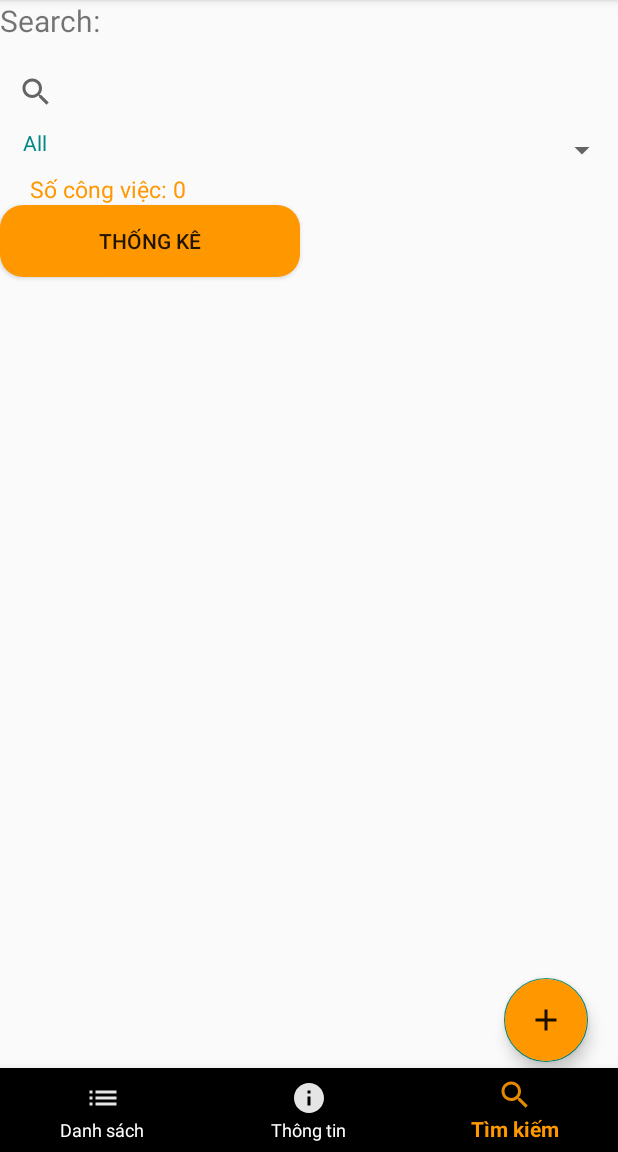
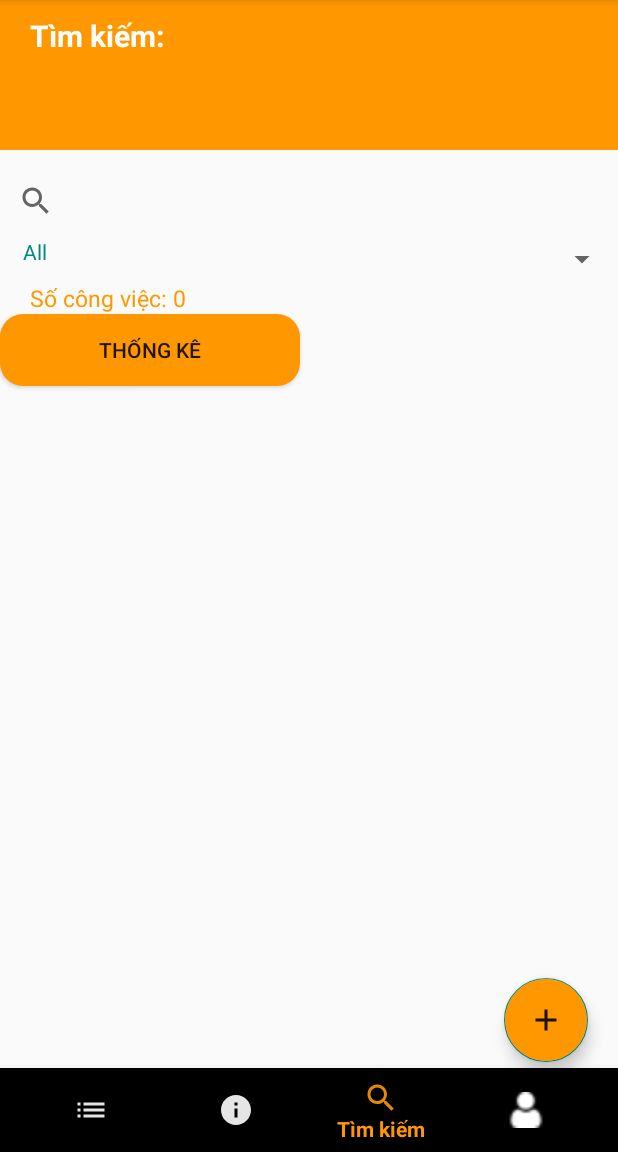
Before and after one commit to NguyenYenNhi15/TTCS_Final, an Android app: the MainActivity screen opened directly, with no data from a screen before it, item 3 of the bottom bar chosen, on a phone screen of 412 x 824 dp, the part 84-1236 px from its top. Run offline under Robolectric (Android 15) with nearby library versions, the light colour scheme and no system bars; 1 statement that could not run was skipped.

Commit message:
Initial commit

```diff
--- a/app/src/main/java/com/example/ttcs_final/Adapter/ViewPagerAdapter.java
+++ b/app/src/main/java/com/example/ttcs_final/Adapter/ViewPagerAdapter.java
@@ -19,20 +19,25 @@ public class ViewPagerAdapter extends FragmentStatePagerAdapter {
     @Override
     public Fragment getItem(int position) {
         switch (position) {
-            case 0: return new FragmentDanhSach();
-            case 1: return new FragmentThongTin();
-            case 2: return new FragmentSearch();
-//            case 3: return new FragmentProfile();
-            default: new FragmentDanhSach();
+            case 0:
+                return new FragmentDanhSach();
+            case 1:
+                return new FragmentThongTin();
+            case 2:
+                return new FragmentSearch();
+            case 3:
+                return new FragmentProfile();
+            default:
+                new FragmentDanhSach();
         }
         return null;
     }
 
     @Override
+    public int getCount() {
+        return 4;
+    }
 //    public int getCount() {
-//        return 4;
+//        return 3;
 //    }
-    public int getCount() {
-        return 3;
-    }
 }
--- a/app/src/main/java/com/example/ttcs_final/Fragment/FragmentProfile.java
+++ b/app/src/main/java/com/example/ttcs_final/Fragment/FragmentProfile.java
@@ -1,7 +1,10 @@
 package com.example.ttcs_final.Fragment;
 
+import android.content.Context;
 import android.content.Intent;
+import android.content.SharedPreferences;
 import android.os.Bundle;
+import android.util.Log;
 import android.view.LayoutInflater;
 import android.view.View;
 import android.view.ViewGroup;
@@ -27,7 +30,7 @@ import com.example.ttcs_final.UpdateDeleteActivity;
 
 import java.util.List;
 
-public class FragmentProfile extends Fragment implements RecycleViewAdapter.ItemListener{
+public class FragmentProfile extends Fragment implements RecycleViewAdapter.ItemListener {
     private ImageView imageView;
     private TextView uName, uEmail;
     private Button changePass, logout;
@@ -43,17 +46,25 @@ public class FragmentProfile extends Fragment implements RecycleViewAdapter.Item
     @Override
     public void onViewCreated(@NonNull View view, @Nullable Bundle savedInstanceState) {
         super.onViewCreated(view, savedInstanceState);
+        SharedPreferences sharedPreferences = getContext().getSharedPreferences("MyPref", Context.MODE_PRIVATE);
         db = new SQLHelper(getContext());
         imageView = view.findViewById(R.id.profile_picture);
         uName = view.findViewById(R.id.user_name);
         uEmail = view.findViewById(R.id.user_email);
         logout = view.findViewById(R.id.logout_button);
         changePass = view.findViewById(R.id.changepass_button);
+        String email = sharedPreferences.getString("email", "");
+        String password = sharedPreferences.getString("password", "");
+        Log.i("email, password", email + " " + password);
+        user = db.getUserByEmailAndPassword(email, password);
+        String username = user.getName();
+        Log.i("username", username);
         changePass.setOnClickListener(new View.OnClickListener() {
             @Override
             public void onClick(View view) {
                 Intent intent = new Intent(getActivity(), ChangePassWordActivity.class);
                 intent.putExtra("User", user);
+                Log.i("user", String.valueOf(user));
                 startActivity(intent);
             }
         });
@@ -65,14 +76,15 @@ public class FragmentProfile extends Fragment implements RecycleViewAdapter.Item
                 startActivity(intent);
             }
         });
-        uName.setText("Tên của bạn: "+ user.getName());
-        uEmail.setText("Email của bạn: "+user.getEmail());
+        uName.setText("Tên của bạn: " + username);
+        uEmail.setText("Email của bạn: " + email);
     }
 
     @Override
     public void onItemClick(View view, int position) {
 
     }
+
     @Override
     public void onResume() {
         super.onResume();
--- a/app/src/main/java/com/example/ttcs_final/MainActivity.java
+++ b/app/src/main/java/com/example/ttcs_final/MainActivity.java
@@ -17,6 +17,7 @@ import com.example.ttcs_final.Adapter.ViewPagerAdapter;
 import com.example.ttcs_final.Model.User;
 import com.google.android.material.bottomnavigation.BottomNavigationView;
 import com.google.android.material.floatingactionbutton.FloatingActionButton;
+
 public class MainActivity extends AppCompatActivity {
     private BottomNavigationView navigationView;
     private ViewPager viewPager;
@@ -47,16 +48,19 @@ public class MainActivity extends AppCompatActivity {
 
             @Override
             public void onPageSelected(int position) {
-                switch (position){
+                switch (position) {
                     case 0:
                         navigationView.getMenu().findItem(R.id.mHome).setChecked(true);
                         break;
-                    case 1: navigationView.getMenu().findItem(R.id.mThongtin).setChecked(true);
+                    case 1:
+                        navigationView.getMenu().findItem(R.id.mThongtin).setChecked(true);
                         break;
-                    case 2: navigationView.getMenu().findItem(R.id.mSearch).setChecked(true);
+                    case 2:
+                        navigationView.getMenu().findItem(R.id.mSearch).setChecked(true);
                         break;
-//                    case 3: navigationView.getMenu().findItem(R.id.mProfile).setChecked(true);
-//                        break;
+                    case 3:
+                        navigationView.getMenu().findItem(R.id.mProfile).setChecked(true);
+                        break;
                 }
 
             }
@@ -75,10 +79,9 @@ public class MainActivity extends AppCompatActivity {
                     viewPager.setCurrentItem(1);
                 } else if (item.getItemId() == R.id.mSearch) {
                     viewPager.setCurrentItem(2);
+                } else if (item.getItemId() == R.id.mProfile) {
+                    viewPager.setCurrentItem(3);
                 }
-//                else if (item.getItemId() == R.id.mProfile) {
-//                    viewPager.setCurrentItem(3);
-//                }
                 return true;
             }
         });
--- a/app/src/main/java/com/example/ttcs_final/MainActivityTablayout.java
+++ b/app/src/main/java/com/example/ttcs_final/MainActivityTablayout.java
@@ -26,7 +26,6 @@ public class MainActivityTablayout extends AppCompatActivity {
         tabLayout.getTabAt(0).setIcon(R.drawable.ic_list);
         tabLayout.getTabAt(1).setIcon(R.drawable.ic_info);
         tabLayout.getTabAt(2).setIcon(R.drawable.ic_search);
-//        tabLayout.getTabAt(3).setIcon(R.drawable.user);
-
+        tabLayout.getTabAt(3).setIcon(R.drawable.user);
     }
 }
--- a/app/src/main/res/layout/fragment_search.xml
+++ b/app/src/main/res/layout/fragment_search.xml
@@ -4,11 +4,21 @@
     android:layout_height="match_parent"
     xmlns:app="http://schemas.android.com/apk/res-auto"
     android:orientation="vertical">
-    <TextView
-        android:layout_width="wrap_content"
-        android:text="Search: "
-        android:textSize="20dp"
-        android:layout_height="wrap_content"/>
+    <LinearLayout
+        android:orientation="vertical"
+        android:background="@color/yellow"
+        android:layout_width="match_parent"
+        android:layout_height="100dp">
+        <TextView
+            android:layout_marginTop="10dp"
+            android:textSize="20dp"
+            android:textStyle="bold"
+            android:text="Tìm kiếm:"
+            android:textColor="@color/white"
+            android:layout_marginLeft="20dp"
+            android:layout_width="match_parent"
+            android:layout_height="wrap_content"/>
+    </LinearLayout>
     <SearchView
         android:id="@+id/search"
         android:layout_marginTop="10dp"
--- a/app/src/main/res/menu/navigation.xml
+++ b/app/src/main/res/menu/navigation.xml
@@ -2,18 +2,18 @@
 <menu xmlns:android="http://schemas.android.com/apk/res/android">
     <item
         android:id="@+id/mHome"
-        android:title="Danh sách"
-        android:icon="@drawable/ic_list" />
+        android:icon="@drawable/ic_list"
+        android:title="Danh sách" />
     <item
         android:id="@+id/mThongtin"
-        android:title="Thông tin"
-        android:icon="@drawable/ic_info" />
+        android:icon="@drawable/ic_info"
+        android:title="Thông tin" />
     <item
         android:id="@+id/mSearch"
-        android:title="Tìm kiếm"
-        android:icon="@drawable/ic_search" />
-<!--    <item-->
-<!--        android:id="@+id/mProfile"-->
-<!--        android:title="Thông tin cá nhân"-->
-<!--        android:icon="@drawable/user" />-->
+        android:icon="@drawable/ic_search"
+        android:title="Tìm kiếm" />
+    <item
+        android:id="@+id/mProfile"
+        android:icon="@drawable/user"
+        android:title="Thông tin cá nhân" />
 </menu>
```
Also changed, not shown: app/src/main/java/com/example/ttcs_final/Adapter/FragmentAdapter.java (+17 -9 lines), app/src/main/java/com/example/ttcs_final/ChangePassWordActivity.java (+10 -0 lines), app/src/main/java/com/example/ttcs_final/LoginActivity.java (+12 -5 lines), app/src/main/res/layout/fragment_profile.xml (+9 -3 lines).
